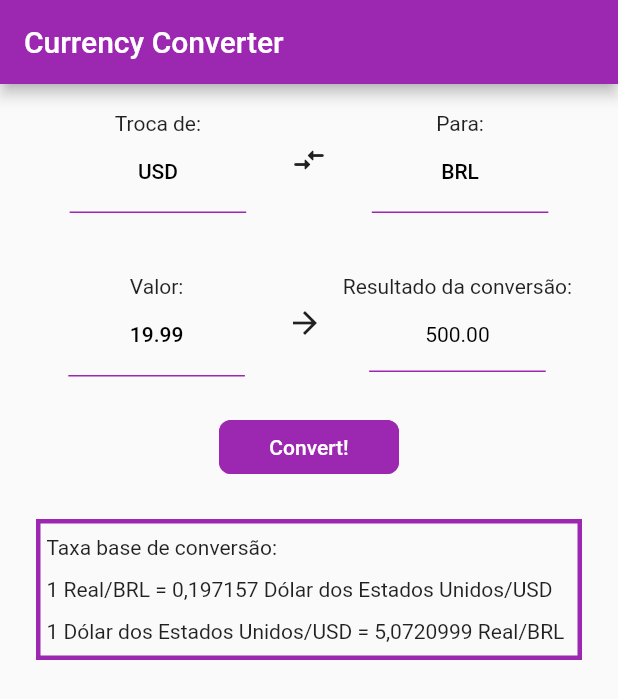
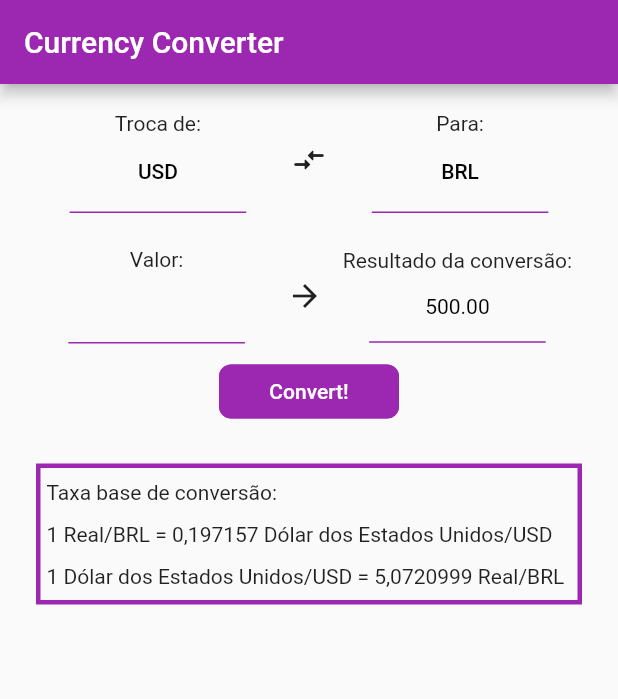
Before and after one commit to PauloVOFonseca/exchange-house-app, a Flutter app: the screen it shows after launch, on a phone screen of 412 x 824 dp. Shown: the top 699 px of the screen. Run offline on Flutter 3.47's test engine with Material 2 defaults, Android fonts, the phone set to English and light mode, and no system bars.

Commit message:
feat: change mock container to textField

```diff
--- a/lib/src/presentation/pages/home/home_page.dart
+++ b/lib/src/presentation/pages/home/home_page.dart
@@ -9,6 +9,8 @@ class HomePage extends StatefulWidget {
 }
 
 class _HomePageState extends State<HomePage> {
+  final TextEditingController myController = TextEditingController();
+
   @override
   Widget build(BuildContext context) {
     return Scaffold(
@@ -31,14 +33,37 @@ class _HomePageState extends State<HomePage> {
             Row(
               mainAxisAlignment: MainAxisAlignment.spaceAround,
               children: [
-                const CoinWidget(title: 'Valor:', coin: '19.99'),
+                Column(
+                  children: [
+                    const Text('Valor:'),
+                    Container(
+                      width: MediaQuery.of(context).size.width / 3.5,
+                      margin: const EdgeInsets.symmetric(horizontal: 15),
+                      child: TextField(
+                        textAlign: TextAlign.center,
+                        keyboardType: TextInputType.number,
+                        controller: myController,
+                        decoration: const InputDecoration(
+                          enabledBorder: UnderlineInputBorder(
+                            borderSide: BorderSide(color: Colors.purple),
+                          ),
+                          border: UnderlineInputBorder(
+                            borderSide: BorderSide(color: Colors.purple),
+                          ),
+                        ),
+                      ),
+                    ),
+                  ],
+                ),
                 const Icon(Icons.arrow_forward),
                 Column(
                   children: [
                     const Text('Resultado da conversão:'),
                     Container(
                       padding: const EdgeInsets.symmetric(
-                          horizontal: 2, vertical: 16),
+                        horizontal: 2,
+                        vertical: 15,
+                      ),
                       width: MediaQuery.of(context).size.width / 3.5,
                       decoration: const BoxDecoration(
                         border: Border(
```
